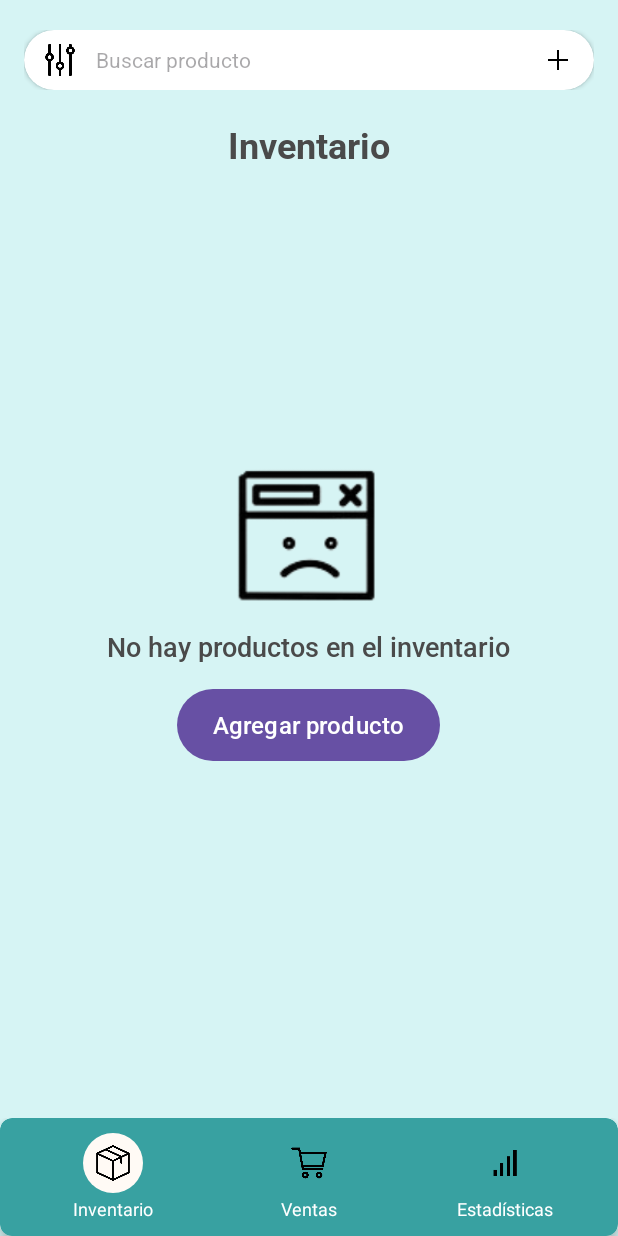
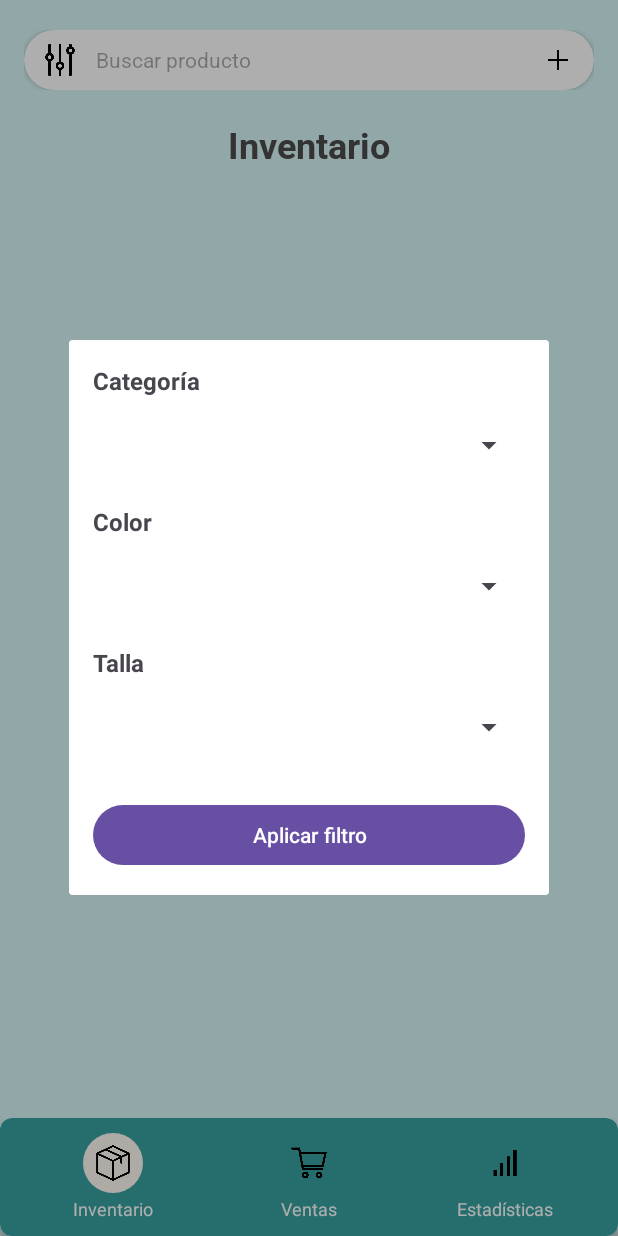
Before and after one commit to andresfsanchez74/Gujaturas, an Android app: the Inventario screen opened directly, with no data from a screen before it, after a tap on "Icono búsqueda", on a phone screen of 412 x 824 dp. Run offline under Robolectric (Android 15) with nearby library versions, the phone set to English and light mode, and no system bars; our stand-ins replace Firebase (no records; nobody signed in at launch, a user with empty details on screens opened directly).

Commit message:
sirve filtro, falta storage

```diff
--- a/app/src/main/java/com/example/gujaturas/Inventario.kt
+++ b/app/src/main/java/com/example/gujaturas/Inventario.kt
@@ -1,17 +1,13 @@
 package com.example.gujaturas
 
+import android.app.Dialog
 import android.content.Intent
 import android.os.Bundle
 import android.view.View
-import android.widget.Button
-import android.widget.EditText
-import android.widget.FrameLayout
-import android.widget.ImageView
-import android.widget.LinearLayout
-import android.widget.Toast
+import android.view.Window
+import android.widget.*
 import androidx.appcompat.app.AppCompatActivity
 import androidx.recyclerview.widget.GridLayoutManager
-import androidx.recyclerview.widget.LinearLayoutManager
 import androidx.recyclerview.widget.RecyclerView
 import com.example.gujaturas.Producto
 import com.example.gujaturas.ProductoAdapter
@@ -22,21 +18,20 @@ class Inventario : AppCompatActivity() {
     private lateinit var dbRef: DatabaseReference
     private lateinit var adapter: ProductoAdapter
     private val lista = mutableListOf<Producto>()
+    private val listaFiltrada = mutableListOf<Producto>()
 
     override fun onCreate(savedInstanceState: Bundle?) {
         super.onCreate(savedInstanceState)
         setContentView(R.layout.activity_inventario)
 
-        // Firebase RTDB
         dbRef = FirebaseDatabase.getInstance().getReference("productos")
 
-        // Footer
-        val btnInv: LinearLayout       = findViewById(R.id.navInventario)
-        val btnVen: LinearLayout       = findViewById(R.id.navVentas)
-        val btnEst: LinearLayout       = findViewById(R.id.navEstadisticas)
-        val bgInv: FrameLayout         = findViewById(R.id.bgCircleInventario)
-        val bgVen: FrameLayout         = findViewById(R.id.bgCircleVentas)
-        val bgEst: FrameLayout         = findViewById(R.id.bgCircleEstad)
+        val btnInv: LinearLayout = findViewById(R.id.navInventario)
+        val btnVen: LinearLayout = findViewById(R.id.navVentas)
+        val btnEst: LinearLayout = findViewById(R.id.navEstadisticas)
+        val bgInv: FrameLayout = findViewById(R.id.bgCircleInventario)
+        val bgVen: FrameLayout = findViewById(R.id.bgCircleVentas)
+        val bgEst: FrameLayout = findViewById(R.id.bgCircleEstad)
 
         bgInv.setBackgroundResource(R.drawable.bg_circle_nav_selected)
 
@@ -58,12 +53,10 @@ class Inventario : AppCompatActivity() {
             startActivity(Intent(this, Estadisticas::class.java))
         }
 
-        // Search icon
         findViewById<ImageView>(R.id.iconFilter).setOnClickListener {
-            Toast.makeText(this, "Filtro no disponible", Toast.LENGTH_SHORT).show()
+            showFiltroDialog()
         }
 
-        // Add product buttons
         findViewById<FrameLayout>(R.id.btnAgregarProductoContainer)
             .setOnClickListener {
                 startActivity(Intent(this, AgregarProducto::class.java))
@@ -73,12 +66,11 @@ class Inventario : AppCompatActivity() {
                 startActivity(Intent(this, AgregarProducto::class.java))
             }
 
-        // RecyclerView
-        val recycler: RecyclerView    = findViewById(R.id.recyclerInventario)
-        val emptyView: LinearLayout   = findViewById(R.id.emptyInventario)
+        val recycler: RecyclerView = findViewById(R.id.recyclerInventario)
+        val emptyView: LinearLayout = findViewById(R.id.emptyInventario)
 
         recycler.layoutManager = GridLayoutManager(this, 2)
-        adapter = ProductoAdapter(lista,
+        adapter = ProductoAdapter(listaFiltrada,
             onEdit = { prod ->
                 Intent(this, EditarProducto::class.java).apply {
                     putExtra("ID_PRODUCTO", prod.id)
@@ -91,7 +83,6 @@ class Inventario : AppCompatActivity() {
         )
         recycler.adapter = adapter
 
-        // Start listening
         fetchProductos(emptyView)
     }
 
@@ -107,8 +98,12 @@ class Inventario : AppCompatActivity() {
                 }
                 lista.clear()
                 lista.addAll(temp)
+
+                listaFiltrada.clear()
+                listaFiltrada.addAll(lista)
+
                 adapter.notifyDataSetChanged()
-                emptyView.visibility = if (lista.isEmpty()) View.VISIBLE else View.GONE
+                emptyView.visibility = if (listaFiltrada.isEmpty()) View.VISIBLE else View.GONE
             }
 
             override fun onCancelled(error: DatabaseError) {
@@ -116,4 +111,51 @@ class Inventario : AppCompatActivity() {
             }
         })
     }
+
+    private fun showFiltroDialog() {
+        val dialog = Dialog(this)
+        dialog.requestWindowFeature(Window.FEATURE_NO_TITLE)
+        dialog.setContentView(R.layout.dialog_filtro_busqueda)
+        dialog.setCancelable(true)
+
+        val spinnerCategoria = dialog.findViewById<Spinner>(R.id.spinnerCategoria)
+        val spinnerColor = dialog.findViewById<Spinner>(R.id.spinnerColor)
+        val spinnerTalla = dialog.findViewById<Spinner>(R.id.spinnerTalla)
+        val btnAplicarFiltro = dialog.findViewById<Button>(R.id.btnAplicarFiltro)
+
+        val categorias = listOf("", "Tejido", "Crochet", "Bordado")
+        val colores = listOf("", "Rojo", "Azul", "Verde", "Blanco", "Negro", "Gris", "Rosado", "Café", "Morado", "Naranja", "Otro")
+        val tallas = listOf("", "S", "M", "L", "XL")
+
+        spinnerCategoria.adapter = ArrayAdapter(this, android.R.layout.simple_spinner_dropdown_item, categorias)
+        spinnerColor.adapter = ArrayAdapter(this, android.R.layout.simple_spinner_dropdown_item, colores)
+        spinnerTalla.adapter = ArrayAdapter(this, android.R.layout.simple_spinner_dropdown_item, tallas)
+
+        btnAplicarFiltro.setOnClickListener {
+            val catSeleccionada = spinnerCategoria.selectedItem.toString()
+            val colorSeleccionado = spinnerColor.selectedItem.toString()
+            val tallaSeleccionada = spinnerTalla.selectedItem.toString()
+
+            filtrarProductos(
+                if (catSeleccionada.isEmpty()) emptyList() else listOf(catSeleccionada),
+                if (colorSeleccionado.isEmpty()) emptyList() else listOf(colorSeleccionado),
+                if (tallaSeleccionada.isEmpty()) emptyList() else listOf(tallaSeleccionada)
+            )
+            dialog.dismiss()
+        }
+
+        dialog.show()
+    }
+
+    private fun filtrarProductos(categorias: List<String>, colores: List<String>, tallas: List<String>) {
+        val listaFiltradaTemp = lista.filter { prod ->
+            val matchCategoria = categorias.isEmpty() || categorias.contains(prod.descripcion)
+            val matchColor = colores.isEmpty() || colores.contains(prod.color)
+            val matchTalla = tallas.isEmpty() || tallas.contains(prod.talla)
+            matchCategoria && matchColor && matchTalla
+        }
+        listaFiltrada.clear()
+        listaFiltrada.addAll(listaFiltradaTemp)
+        adapter.notifyDataSetChanged()
+    }
 }
--- a/app/src/main/java/com/example/gujaturas/ProductoAdapter.kt
+++ b/app/src/main/java/com/example/gujaturas/ProductoAdapter.kt
@@ -28,7 +28,7 @@ class ProductoAdapter(
         private val priceFormat = DecimalFormat("#.##")
 
         fun bind(prod: Producto) {
-            txtNombre.text = "${prod.nombre} ${prod.descripcion} - ${prod.cantidad} Disponible"
+            txtNombre.text = "${prod.nombre} ${prod.descripcion} ${prod.color} - ${prod.cantidad} Disponible"
             txtTalla.text  = "Talla: ${prod.talla}"
             // 3) Precio sin ".0" si es entero, y sin ceros extras si decimal
             val strPrecio =
--- /dev/null
+++ b/app/src/main/res/layout/dialog_filtro_busqueda.xml
@@ -0,0 +1,61 @@
+<?xml version="1.0" encoding="utf-8"?>
+<ScrollView xmlns:android="http://schemas.android.com/apk/res/android"
+    android:layout_width="320dp"
+    android:layout_height="wrap_content"
+    android:padding="16dp">
+
+    <LinearLayout
+        android:layout_width="match_parent"
+        android:layout_height="wrap_content"
+        android:orientation="vertical">
+
+        <TextView
+            android:layout_width="wrap_content"
+            android:layout_height="wrap_content"
+            android:text="Categoría"
+            android:textSize="16sp"
+            android:textStyle="bold"
+            android:layout_marginBottom="8dp" />
+
+        <Spinner
+            android:id="@+id/spinnerCategoria"
+            android:layout_width="match_parent"
+            android:layout_height="wrap_content" />
+
+        <TextView
+            android:layout_width="wrap_content"
+            android:layout_height="wrap_content"
+            android:text="Color"
+            android:textSize="16sp"
+            android:textStyle="bold"
+            android:layout_marginTop="16dp"
+            android:layout_marginBottom="8dp" />
+
+        <Spinner
+            android:id="@+id/spinnerColor"
+            android:layout_width="match_parent"
+            android:layout_height="wrap_content" />
+
+        <TextView
+            android:layout_width="wrap_content"
+            android:layout_height="wrap_content"
+            android:text="Talla"
+            android:textSize="16sp"
+            android:textStyle="bold"
+            android:layout_marginTop="16dp"
+            android:layout_marginBottom="8dp" />
+
+        <Spinner
+            android:id="@+id/spinnerTalla"
+            android:layout_width="match_parent"
+            android:layout_height="wrap_content" />
+
+        <Button
+            android:id="@+id/btnAplicarFiltro"
+            android:layout_width="match_parent"
+            android:layout_height="wrap_content"
+            android:text="Aplicar filtro"
+            android:layout_marginTop="24dp" />
+
+    </LinearLayout>
+</ScrollView>
```
